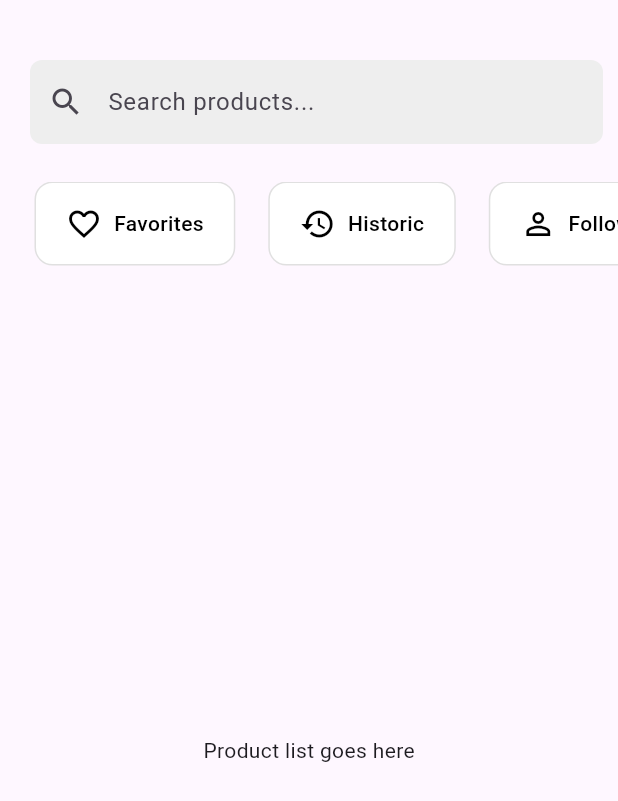
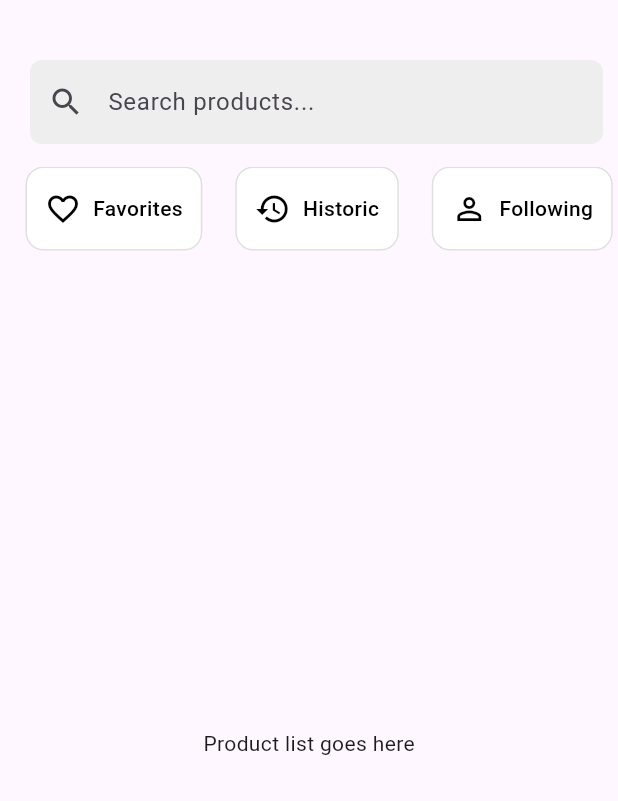
Before and after one commit to Edu-2de/FlutterProject, a Flutter app: the screen it shows after launch, on a phone screen of 412 x 824 dp. Shown: the top 801 px of the screen. Run offline on Flutter 3.47's test engine with Material 3 defaults, Android fonts, the light colour scheme and no system bars.

Commit message:
Refactor padding and margin in SquareButton and HorizontalButtonList for improved layout

```diff
--- a/FlutterPoject/app/lib/widgets/horizontal_buttons.dart
+++ b/FlutterPoject/app/lib/widgets/horizontal_buttons.dart
@@ -18,9 +18,8 @@ class SquareButton extends StatelessWidget {
 
       onTap: onTap,
       child: Container(
-
         margin: const EdgeInsets.symmetric(horizontal: 11.0, ),
-        padding: const EdgeInsets.symmetric(horizontal: 20, vertical: 12),
+        padding: const EdgeInsets.symmetric(horizontal: 12, vertical: 8),
         decoration: BoxDecoration(
           border: Border.all(color: Colors.grey[300]!),
           borderRadius: BorderRadius.circular(12),
@@ -52,11 +51,11 @@ class HorizontalButtonList extends StatelessWidget {
   @override
   Widget build(BuildContext context) {
     return Container(
-      margin: const EdgeInsets.only(top: 20), // Adiciona espaço no topo
+      margin: const EdgeInsets.only(top: 10),
       height: 56,
       child: ListView(
         scrollDirection: Axis.horizontal,
-        padding: const EdgeInsets.symmetric(horizontal: 12),
+        padding: const EdgeInsets.symmetric(horizontal: 6),
         children: const [
           SquareButton(icon: Icons.favorite_border, label: 'Favorites'),
           SquareButton(icon: Icons.history, label: 'Historic'),
```
